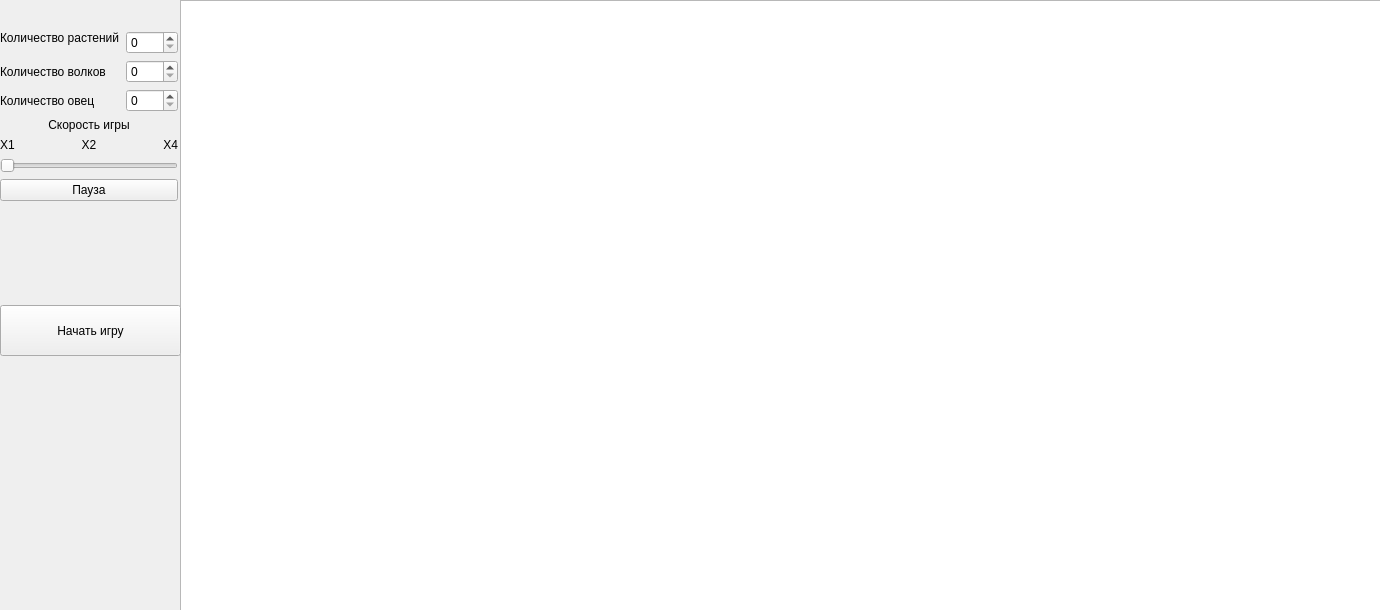
Qt form mainwindow.ui (zinovvv/summer_practice_2024) before a commit.
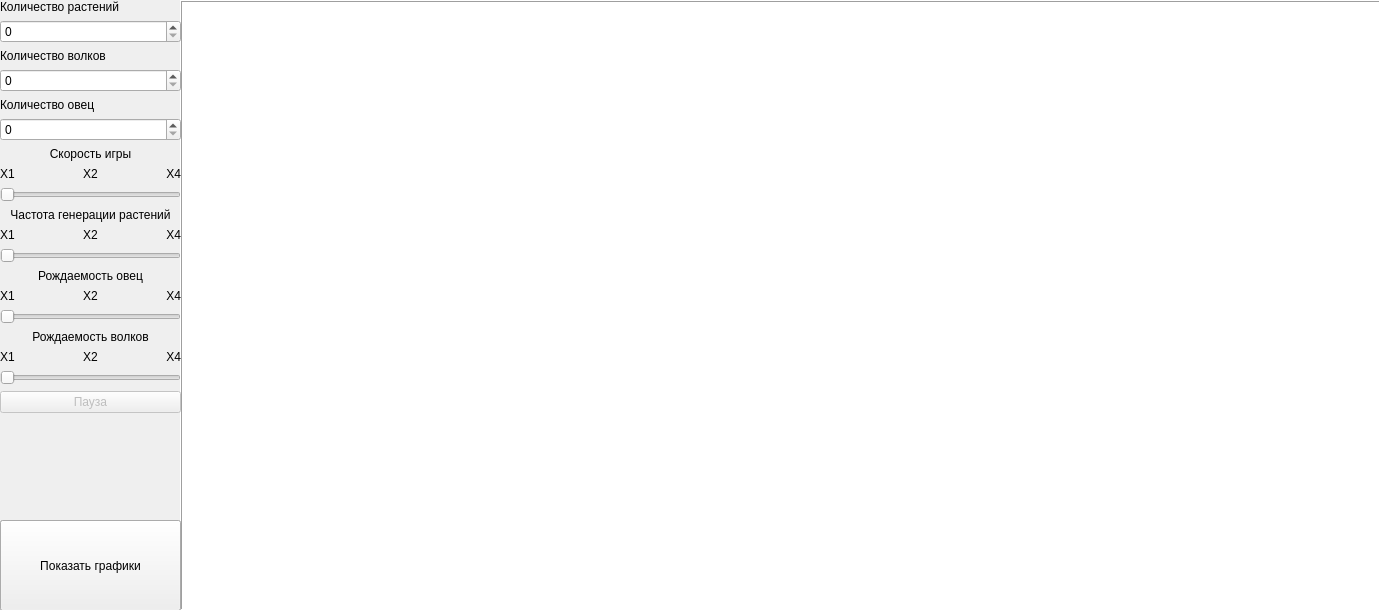
The same form after that commit. Icons and pictures are not drawn.

Commit message: Добавил графики популяций

```diff
--- a/mainwindow.ui
+++ b/mainwindow.ui
@@ -19,9 +19,18 @@
     <verstretch>0</verstretch>
    </sizepolicy>
   </property>
+  <property name="maximumSize">
+   <size>
+    <width>1380</width>
+    <height>610</height>
+   </size>
+  </property>
   <property name="windowTitle">
    <string>Симуляция экосистемы</string>
   </property>
+  <property name="autoFillBackground">
+   <bool>false</bool>
+  </property>
   <property name="styleSheet">
    <string notr="true"/>
   </property>
@@ -54,7 +63,16 @@
     background-attachment: fixed;</string>
     </property>
     <property name="frameShape">
-     <enum>QFrame::StyledPanel</enum>
+     <enum>QFrame::Box</enum>
+    </property>
+    <property name="frameShadow">
+     <enum>QFrame::Raised</enum>
+    </property>
+    <property name="lineWidth">
+     <number>1</number>
+    </property>
+    <property name="midLineWidth">
+     <number>0</number>
     </property>
     <property name="backgroundBrush">
      <brush brushstyle="NoBrush">
@@ -101,8 +119,8 @@
      <rect>
       <x>0</x>
       <y>0</y>
-      <width>178</width>
-      <height>201</height>
+      <width>181</width>
+      <height>521</height>
      </rect>
     </property>
     <layout class="QFormLayout" name="formLayout">
@@ -113,13 +131,13 @@
       <enum>QFormLayout::AllNonFixedFieldsGrow</enum>
      </property>
      <property name="rowWrapPolicy">
-      <enum>QFormLayout::DontWrapRows</enum>
+      <enum>QFormLayout::WrapAllRows</enum>
      </property>
      <property name="labelAlignment">
-      <set>Qt::AlignLeading|Qt::AlignLeft|Qt::AlignVCenter</set>
+      <set>Qt::AlignLeading|Qt::AlignLeft|Qt::AlignTop</set>
      </property>
      <property name="formAlignment">
-      <set>Qt::AlignBottom|Qt::AlignLeading|Qt::AlignLeft</set>
+      <set>Qt::AlignLeading|Qt::AlignLeft|Qt::AlignTop</set>
      </property>
      <item row="0" column="0">
       <widget class="QLabel" name="label">
@@ -208,7 +226,7 @@
        </property>
       </widget>
      </item>
-     <item row="3" column="0" colspan="2">
+     <item row="3" column="1">
       <widget class="QLabel" name="label_4">
        <property name="text">
         <string>Скорость игры</string>
@@ -218,7 +236,7 @@
        </property>
       </widget>
      </item>
-     <item row="4" column="0" colspan="2">
+     <item row="4" column="1">
       <layout class="QHBoxLayout" name="horizontalLayout" stretch="0,0,0">
        <property name="spacing">
         <number>6</number>
@@ -252,7 +270,7 @@
        </item>
       </layout>
      </item>
-     <item row="5" column="0" colspan="2">
+     <item row="5" column="1">
       <widget class="QSlider" name="gameSpeedSlider">
        <property name="minimum">
         <number>1</number>
@@ -265,8 +283,182 @@
        </property>
       </widget>
      </item>
-     <item row="6" column="0" colspan="2">
+     <item row="6" column="1">
+      <widget class="QLabel" name="label_8">
+       <property name="text">
+        <string>Частота генерации растений</string>
+       </property>
+       <property name="alignment">
+        <set>Qt::AlignCenter</set>
+       </property>
+      </widget>
+     </item>
+     <item row="7" column="1">
+      <layout class="QHBoxLayout" name="horizontalLayout_2" stretch="0,0,0">
+       <property name="spacing">
+        <number>6</number>
+       </property>
+       <item>
+        <widget class="QLabel" name="label_9">
+         <property name="text">
+          <string>X1</string>
+         </property>
+        </widget>
+       </item>
+       <item>
+        <widget class="QLabel" name="label_10">
+         <property name="text">
+          <string>X2</string>
+         </property>
+         <property name="alignment">
+          <set>Qt::AlignCenter</set>
+         </property>
+        </widget>
+       </item>
+       <item>
+        <widget class="QLabel" name="label_11">
+         <property name="text">
+          <string>X4</string>
+         </property>
+         <property name="alignment">
+          <set>Qt::AlignRight|Qt::AlignTrailing|Qt::AlignVCenter</set>
+         </property>
+        </widget>
+       </item>
+      </layout>
+     </item>
+     <item row="9" column="0" colspan="2">
+      <widget class="QSlider" name="plantSpeedSlider">
+       <property name="minimum">
+        <number>1</number>
+       </property>
+       <property name="maximum">
+        <number>3</number>
+       </property>
+       <property name="orientation">
+        <enum>Qt::Horizontal</enum>
+       </property>
+      </widget>
+     </item>
+     <item row="10" column="0" colspan="2">
+      <widget class="QLabel" name="label_12">
+       <property name="text">
+        <string>Рождаемость овец</string>
+       </property>
+       <property name="alignment">
+        <set>Qt::AlignCenter</set>
+       </property>
+      </widget>
+     </item>
+     <item row="12" column="0" colspan="2">
+      <layout class="QHBoxLayout" name="horizontalLayout_3" stretch="0,0,0">
+       <property name="spacing">
+        <number>6</number>
+       </property>
+       <item>
+        <widget class="QLabel" name="label_13">
+         <property name="text">
+          <string>X1</string>
+         </property>
+        </widget>
+       </item>
+       <item>
+        <widget class="QLabel" name="label_14">
+         <property name="text">
+          <string>X2</string>
+         </property>
+         <property name="alignment">
+          <set>Qt::AlignCenter</set>
+         </property>
+        </widget>
+       </item>
+       <item>
+        <widget class="QLabel" name="label_15">
+         <property name="text">
+          <string>X4</string>
+         </property>
+         <property name="alignment">
+          <set>Qt::AlignRight|Qt::AlignTrailing|Qt::AlignVCenter</set>
+         </property>
+        </widget>
+       </item>
+      </layout>
+     </item>
+     <item row="13" column="0" colspan="2">
+      <widget class="QSlider" name="gameSpeedSlider_2">
+       <property name="minimum">
+        <number>1</number>
+       </property>
+       <property name="maximum">
+        <number>3</number>
+       </property>
+       <property name="orientation">
+        <enum>Qt::Horizontal</enum>
+       </property>
+      </widget>
+     </item>
+     <item row="14" column="0" colspan="2">
+      <widget class="QLabel" name="label_16">
+       <property name="text">
+        <string>Рождаемость волков</string>
+       </property>
+       <property name="alignment">
+        <set>Qt::AlignCenter</set>
+       </property>
+      </widget>
+     </item>
+     <item row="16" column="0" colspan="2">
+      <layout class="QHBoxLayout" name="horizontalLayout_4" stretch="0,0,0">
+       <property name="spacing">
+        <number>6</number>
+       </property>
+       <item>
+        <widget class="QLabel" name="label_17">
+         <property name="text">
+          <string>X1</string>
+         </property>
+        </widget>
+       </item>
+       <item>
+        <widget class="QLabel" name="label_18">
+         <property name="text">
+          <string>X2</string>
+         </property>
+         <property name="alignment">
+          <set>Qt::AlignCenter</set>
+         </property>
+        </widget>
+       </item>
+       <item>
+        <widget class="QLabel" name="label_19">
+         <property name="text">
+          <string>X4</string>
+         </property>
+         <property name="alignment">
+          <set>Qt::AlignRight|Qt::AlignTrailing|Qt::AlignVCenter</set>
+         </property>
+        </widget>
+       </item>
+      </layout>
+     </item>
+     <item row="17" column="0" colspan="2">
+      <widget class="QSlider" name="gameSpeedSlider_3">
+       <property name="minimum">
+        <number>1</number>
+       </property>
+       <property name="maximum">
+        <number>3</number>
+       </property>
+       <property name="orientation">
+        <enum>Qt::Horizontal</enum>
+       </property>
+      </widget>
+     </item>
+     <item row="18" column="0" colspan="2">
       <widget class="QPushButton" name="pauseButton">
+       <property name="enabled">
+        <bool>false</bool>
+       </property>
        <property name="sizePolicy">
         <sizepolicy hsizetype="Minimum" vsizetype="Fixed">
          <horstretch>0</horstretch>
@@ -284,9 +476,9 @@
     <property name="geometry">
      <rect>
       <x>0</x>
-      <y>305</y>
+      <y>520</y>
       <width>181</width>
-      <height>51</height>
+      <height>91</height>
      </rect>
     </property>
     <property name="sizePolicy">
@@ -311,6 +503,19 @@
      <string>Начать игру</string>
     </property>
    </widget>
+   <widget class="QPushButton" name="showChartButton">
+    <property name="geometry">
+     <rect>
+      <x>0</x>
+      <y>520</y>
+      <width>181</width>
+      <height>91</height>
+     </rect>
+    </property>
+    <property name="text">
+     <string>Показать графики</string>
+    </property>
+   </widget>
   </widget>
  </widget>
  <resources/>
```
Left out of the diff: 8 changed lines with no effect on the pictures. The commit also changes 42 other files.
